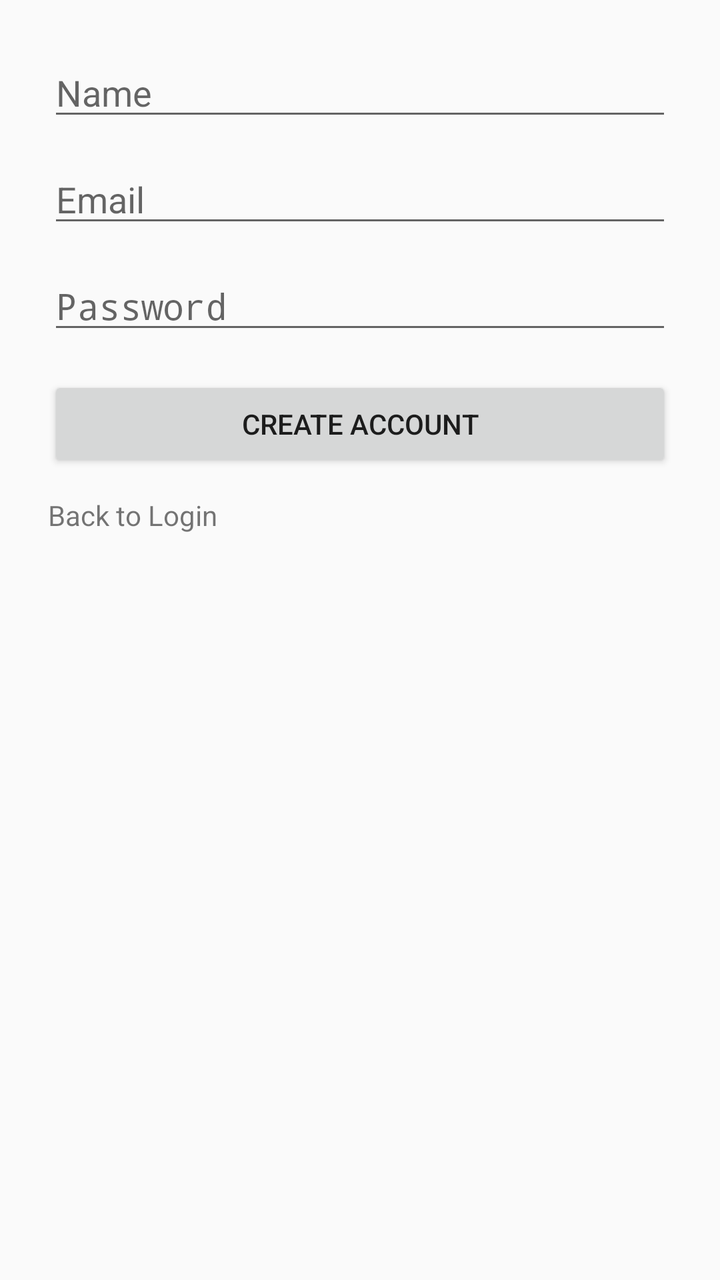
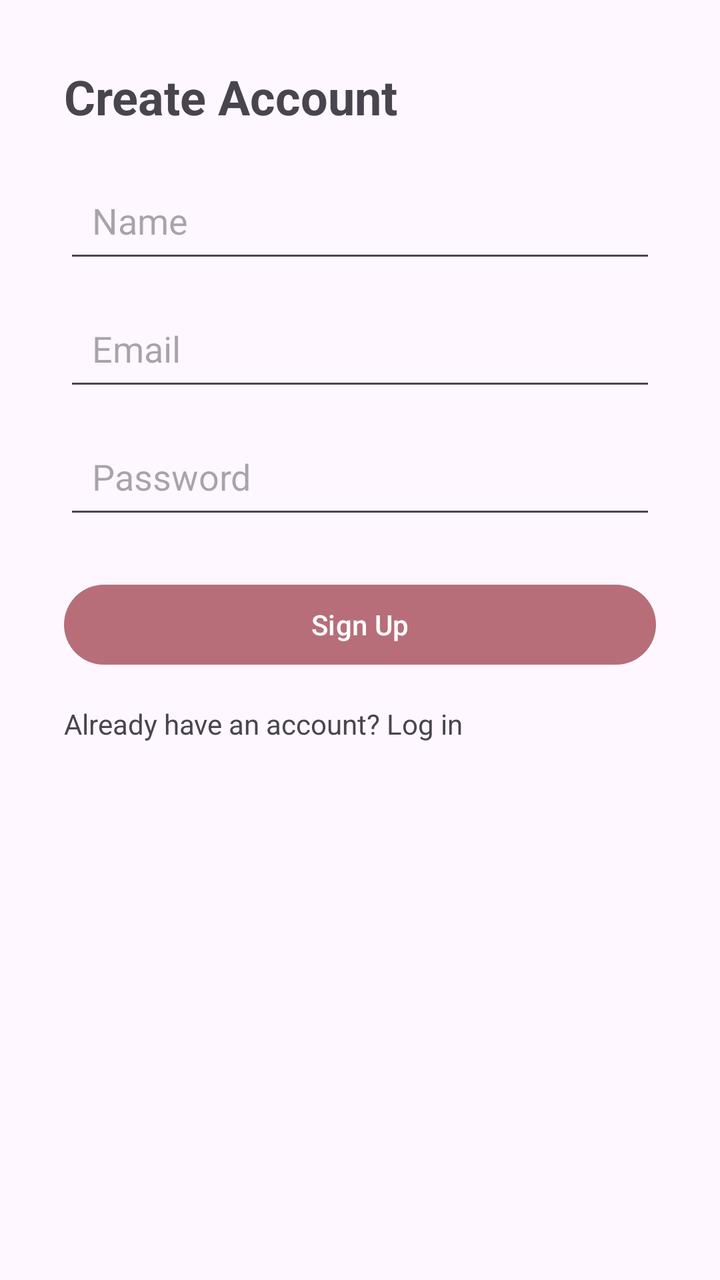

The first picture is an Android layout as it rendered before a commit; the second is the same layout after the commit. The layout source and the unified diff follow.
<!-- AndroidManifest.xml: application theme Theme.ValueMatch -->
<!-- res/layout/fragment_signup.xml -->
<?xml version="1.0" encoding="utf-8"?>
<LinearLayout xmlns:android="http://schemas.android.com/apk/res/android"
    android:orientation="vertical"
    android:layout_width="match_parent"
    android:layout_height="match_parent"
    android:padding="24dp">

    <EditText
        android:id="@+id/nameInput"
        android:layout_width="match_parent"
        android:layout_height="wrap_content"
        android:hint="Name"/>

    <EditText
        android:id="@+id/emailInput"
        android:layout_width="match_parent"
        android:layout_height="wrap_content"
        android:hint="Email"
        android:inputType="textEmailAddress"
        android:layout_marginTop="12dp"/>

    <EditText
        android:id="@+id/passwordInput"
        android:layout_width="match_parent"
        android:layout_height="wrap_content"
        android:hint="Password"
        android:inputType="textPassword"
        android:layout_marginTop="12dp"/>

    <Button
        android:id="@+id/signupButton"
        android:layout_width="match_parent"
        android:layout_height="wrap_content"
        android:text="Create Account"
        android:layout_marginTop="16dp"/>

    <TextView
        android:id="@+id/goToLogin"
        android:layout_width="wrap_content"
        android:layout_height="wrap_content"
        android:text="Back to Login"
        android:layout_marginTop="12dp"/>
</LinearLayout>
<!-- resources referenced by this layout -->
<resources>
  <style name="Theme.ValueMatch" parent="Theme.AppCompat.DayNight.NoActionBar">
          <item name="colorPrimary">@color/purple_500</item>
          <item name="colorPrimaryDark">@color/purple_700</item>
          <item name="colorAccent">@color/teal_200</item>
      </style>
  <color name="purple_500">#FF6200EE</color>
  <color name="purple_700">#FF3700B3</color>
  <color name="teal_200">#FF03DAC5</color>
</resources>

<!-- the commit's change to res/layout/fragment_signup.xml (unified diff, before → after) -->
@@ -1,43 +1,61 @@
 <?xml version="1.0" encoding="utf-8"?>
-<LinearLayout xmlns:android="http://schemas.android.com/apk/res/android"
-    android:orientation="vertical"
+<ScrollView
+    xmlns:android="http://schemas.android.com/apk/res/android"
     android:layout_width="match_parent"
-    android:layout_height="match_parent"
-    android:padding="24dp">
+    android:layout_height="match_parent">
 
-    <EditText
-        android:id="@+id/nameInput"
+    <LinearLayout
+        android:orientation="vertical"
         android:layout_width="match_parent"
         android:layout_height="wrap_content"
-        android:hint="Name"/>
+        android:padding="32dp">
 
-    <EditText
-        android:id="@+id/emailInput"
-        android:layout_width="match_parent"
-        android:layout_height="wrap_content"
-        android:hint="Email"
-        android:inputType="textEmailAddress"
-        android:layout_marginTop="12dp"/>
+        <TextView
+            android:layout_width="wrap_content"
+            android:layout_height="wrap_content"
+            android:text="Create Account"
+            android:textSize="24sp"
+            android:textStyle="bold"
+            android:layout_marginBottom="24dp"/>
 
-    <EditText
-        android:id="@+id/passwordInput"
-        android:layout_width="match_parent"
-        android:layout_height="wrap_content"
-        android:hint="Password"
-        android:inputType="textPassword"
-        android:layout_marginTop="12dp"/>
+        <EditText
+            android:id="@+id/nameInput"
+            android:layout_width="match_parent"
+            android:layout_height="48dp"
+            android:hint="Name"
+            android:padding="14dp"
+            android:inputType="textPersonName" />
 
-    <Button
-        android:id="@+id/signupButton"
-        android:layout_width="match_parent"
-        android:layout_height="wrap_content"
-        android:text="Create Account"
-        android:layout_marginTop="16dp"/>
+        <EditText
+            android:id="@+id/emailInput"
+            android:layout_width="match_parent"
+            android:layout_height="48dp"
+            android:hint="Email"
+            android:inputType="textEmailAddress"
+            android:layout_marginTop="16dp"
+            android:padding="14dp" />
 
-    <TextView
-        android:id="@+id/goToLogin"
-        android:layout_width="wrap_content"
-        android:layout_height="wrap_content"
-        android:text="Back to Login"
-        android:layout_marginTop="12dp"/>
-</LinearLayout>
+        <EditText
+            android:id="@+id/passwordInput"
+            android:layout_width="match_parent"
+            android:layout_height="48dp"
+            android:hint="Password"
+            android:inputType="textPassword"
+            android:layout_marginTop="16dp"
+            android:padding="14dp" />
+
+        <Button
+            android:id="@+id/signupButton"
+            android:layout_width="match_parent"
+            android:layout_height="48dp"
+            android:text="Sign Up"
+            android:layout_marginTop="24dp" />
+
+        <TextView
+            android:id="@+id/goToLogin"
+            android:layout_width="wrap_content"
+            android:layout_height="wrap_content"
+            android:text="Already have an account? Log in"
+            android:layout_marginTop="16dp"/>
+    </LinearLayout>
+</ScrollView>
<!-- resource entries referenced after the edit -->
@@ -1,12 +1,15 @@
 <!-- resources referenced by this layout -->
 <resources>
-  <style name="Theme.ValueMatch" parent="Theme.AppCompat.DayNight.NoActionBar">
-          <item name="colorPrimary">@color/purple_500</item>
-          <item name="colorPrimaryDark">@color/purple_700</item>
-          <item name="colorAccent">@color/teal_200</item>
+  <style name="Theme.ValueMatch" parent="Theme.Material3.DayNight.NoActionBar">
+          <item name="colorPrimary">@color/rose_gold</item>
+          <item name="colorOnPrimary">@color/text_light</item>
+  
+          <item name="colorSecondary">@color/rose_gold</item>
+          <item name="colorOnSecondary">@color/text_light</item>
+  
+          <item name="android:statusBarColor">@color/rose_gold</item>
       </style>
-  <color name="purple_500">#FF6200EE</color>
-  <color name="purple_700">#FF3700B3</color>
-  <color name="teal_200">#FF03DAC5</color>
+  <color name="rose_gold">#B76E79</color>
+  <color name="text_light">#FFFFFF</color>
 </resources>
 
